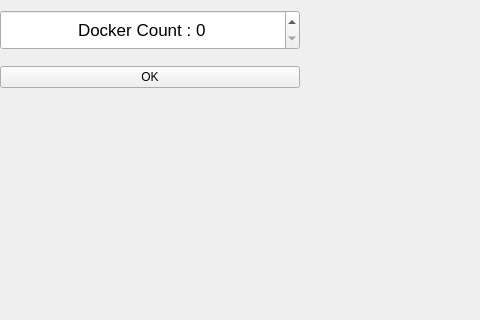
rlarudgh1997/Application, file Application/Source/Dialog/Dialog.ui: the form before one commit; both pictures show x 0 to 480 and y 0 to 320 of the 1200 by 1000 pixel window.
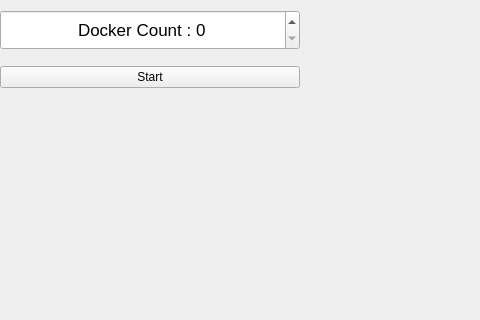
The form after the commit. The open tabs and pages were chosen to show the change.

```diff
--- a/Application/Source/Dialog/Dialog.ui
+++ b/Application/Source/Dialog/Dialog.ui
@@ -1470,7 +1470,7 @@
       <item>
        <widget class="QPushButton" name="SelectValueOK">
         <property name="text">
-         <string>OK</string>
+         <string>Start</string>
         </property>
        </widget>
       </item>
```
